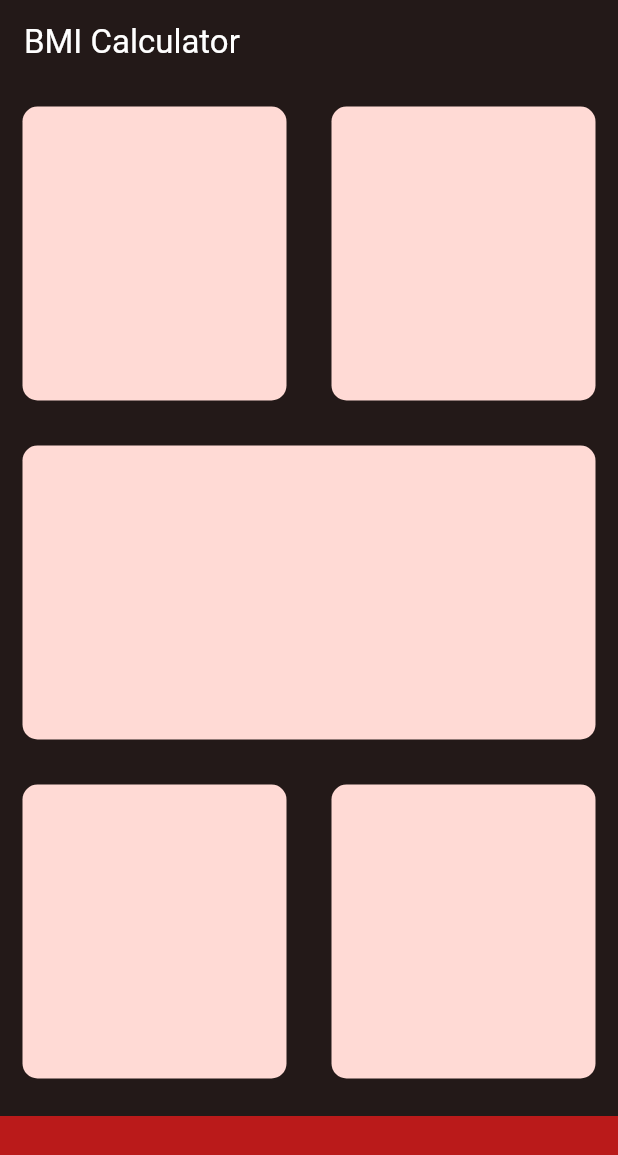
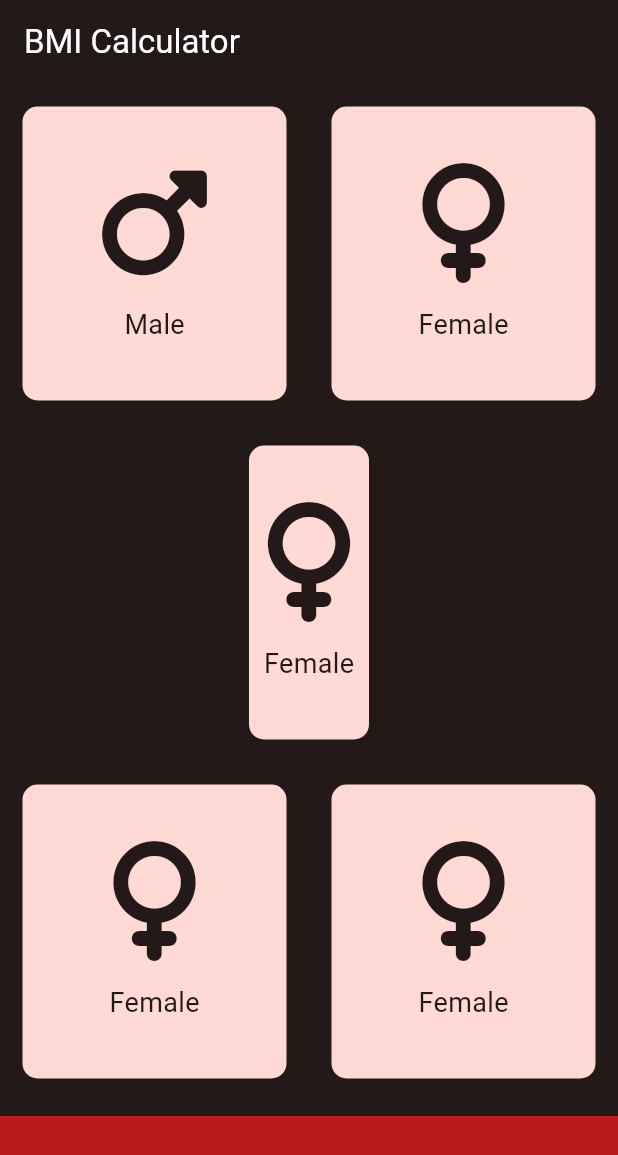
Before and after one commit to yonathanavila/bmi_calculator_flutter, a Flutter app: the screen it shows after launch, on a phone screen of 412 x 824 dp. Shown: the top 1155 px of the screen. Run offline on Flutter 3.47's test engine with Material 3 defaults, Android fonts, the phone set to English and light mode, and no system bars; our stand-ins replace font_awesome_flutter.

Commit message:
implement reusable component in input page

```diff
--- a/lib/input_page.dart
+++ b/lib/input_page.dart
@@ -2,10 +2,10 @@ import 'package:flutter/cupertino.dart';
 import 'package:flutter/material.dart';
 import 'package:flutter/painting.dart';
 import 'package:flutter/widgets.dart';
-
+import 'icon_content.dart';
+import 'reusable_card.dart';
 
 const bottomContainerHeight = 80.0;
-
 
 class InputPage extends StatefulWidget {
   const InputPage({super.key, required this.title});
@@ -19,9 +19,8 @@ class InputPage extends StatefulWidget {
 class _InputPageState extends State<InputPage> {
   @override
   Widget build(BuildContext context) {
-
-
-    final backgroudColor = Theme.of(context).colorScheme.primaryContainer;
+    final Color backgroudColor = Theme.of(context).colorScheme.primaryContainer;
+    final Color itemsColor = Theme.of(context).colorScheme.onSurface;
 
     return Scaffold(
       appBar: AppBar(
@@ -29,67 +28,72 @@ class _InputPageState extends State<InputPage> {
         foregroundColor: Theme.of(context).colorScheme.onPrimary,
         title: Text(widget.title),
       ),
-      body:  Column(
+      body: Column(
         children: [
           Expanded(
             child: Row(
               children: [
                 Expanded(
-                  child: ReusableCard(colour: backgroudColor),
+                  child: ReusableCard(
+                    colour: backgroudColor,
+                    cardChild: IconContent(
+                      color: itemsColor,
+                      genre: "male",
+                    ),
+                  ),
                 ),
                 Expanded(
-                  child: ReusableCard(colour: backgroudColor),
+                  child: ReusableCard(
+                    colour: backgroudColor,
+                    cardChild:  IconContent(
+                      color: itemsColor,
+                      genre: "female",
+                    ),
+                  ),
                 ),
               ],
             ),
           ),
           Expanded(
-            child: ReusableCard(colour: backgroudColor),
+            child: ReusableCard(
+              colour: backgroudColor,
+              cardChild:  IconContent(
+                color: itemsColor,
+                genre: "female",
+              ),
+            ),
           ),
           Expanded(
             child: Row(
               children: [
                 Expanded(
-                  child: ReusableCard(colour: backgroudColor),
+                  child: ReusableCard(
+                    colour: backgroudColor,
+                    cardChild:  IconContent(
+                      color: itemsColor,
+                      genre: "female",
+                    ),
+                  ),
                 ),
                 Expanded(
-                  child: ReusableCard(colour: backgroudColor),
+                  child: ReusableCard(
+                    colour: backgroudColor,
+                    cardChild:  IconContent(
+                      color: itemsColor,
+                      genre: "female",
+                    ),
+                  ),
                 ),
               ],
             ),
           ),
           Container(
-            color: Theme.of(context).colorScheme.error,
-            margin: const EdgeInsets.only(top:10.0),
-            width: double.infinity,
-            height: bottomContainerHeight
-          ),
+              color: Theme.of(context).colorScheme.error,
+              margin: const EdgeInsets.only(top: 10.0),
+              width: double.infinity,
+              height: bottomContainerHeight),
         ],
       ),
     );
   }
 }
-
-class ReusableCard extends StatelessWidget {
-  const ReusableCard({
-    super.key,
-    required this.colour,
-    this.cardChild
-  });
-
-  final Color colour;
-  final Widget cardChild;
-
-
-  @override
-  Widget build(BuildContext context) {
-    return Container(
-      margin: const EdgeInsets.all(15.0),
-      decoration: BoxDecoration(
-        borderRadius: BorderRadius.circular(10.0),
-
-        color: colour,
-      ),
-    );
-  }
-}
```
